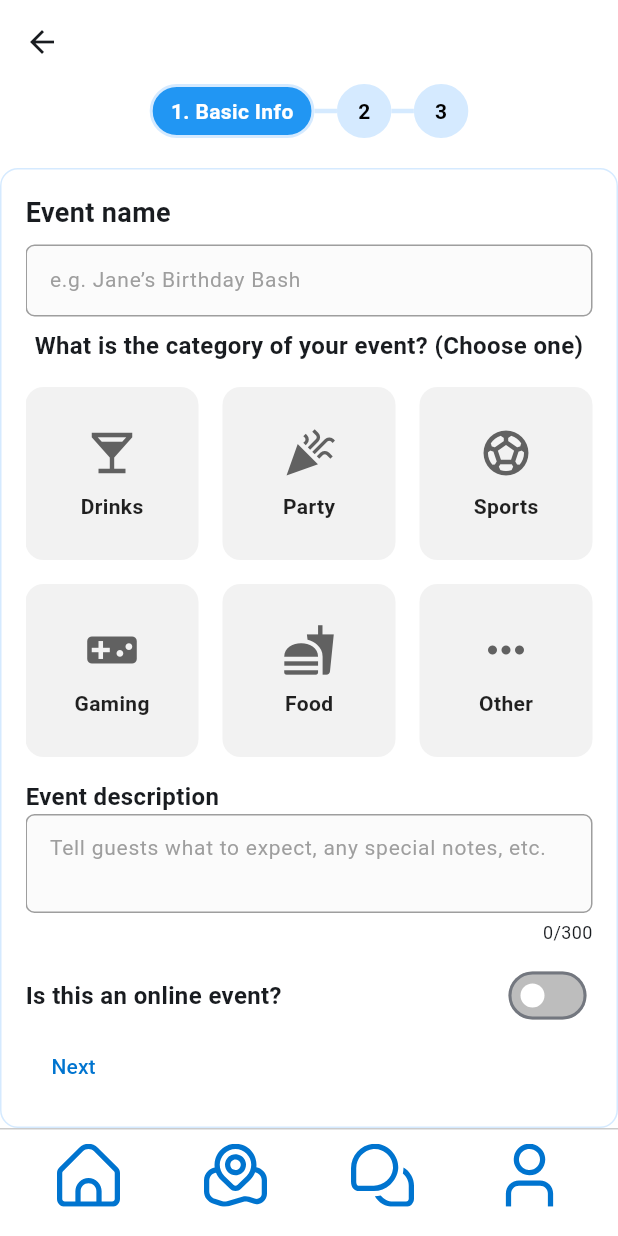
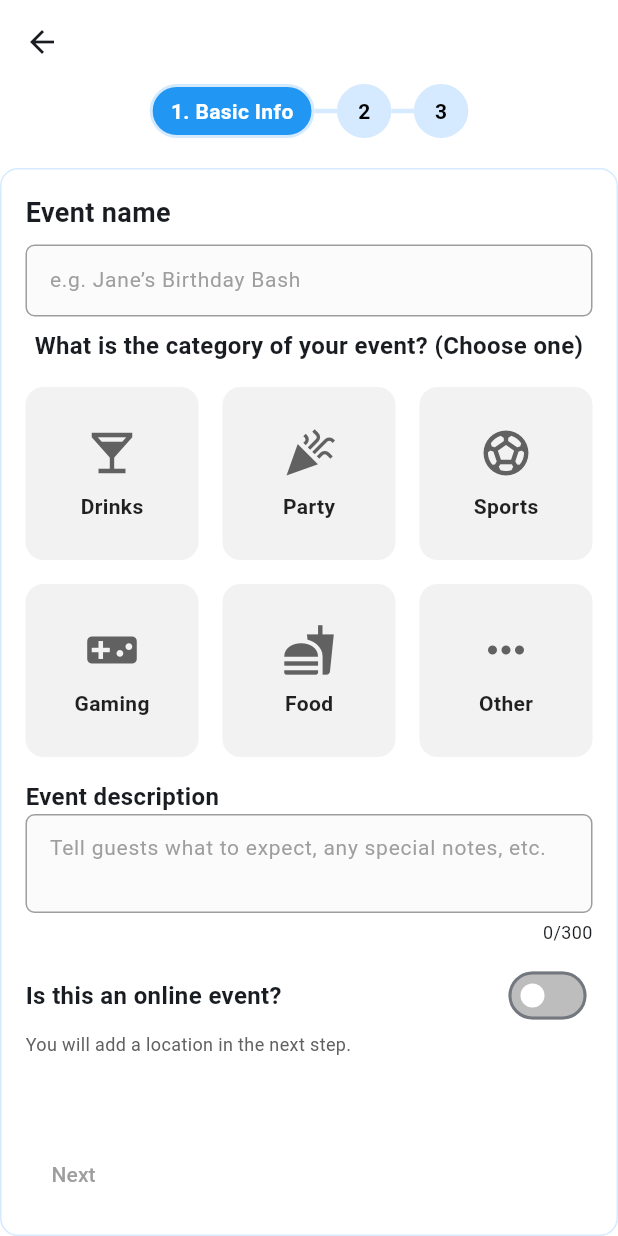
Before and after one commit to Pharrellstu/Project-Innovate, a Flutter app: the CreateEventPage screen opened directly, after a tap on "Next", on a phone screen of 412 x 824 dp. Run offline on Flutter 3.47's test engine with Material 3 defaults, Android fonts, the phone set to English and light mode, and no system bars; our stand-ins replace app_links, flutter_dotenv, flutter_map, flutter_svg, flutter_typeahead, geocoding and 4 more; accounts and stored records are empty; Roboto replaces fonts that are missing (Poppins).

Commit message:
Added grey out effect on next button

```diff
--- a/Campus-Link/campuslink/lib/screens/create_event_page.dart
+++ b/Campus-Link/campuslink/lib/screens/create_event_page.dart
@@ -26,7 +26,6 @@ class CreateEventPage extends StatelessWidget {
         backgroundColor: Colors.white,
       ),
       body: createEventPage(),
-      bottomNavigationBar: NavBar(),
     );
   }
 
@@ -156,6 +155,8 @@ class _createEventPageState extends State<createEventPage> {
                         if (currentStep > 0)
                           TextButton(onPressed: prevStep, child: Text('Back')),
                         // In CreateEventPage's build method:
+                        // In create_event_page.dart
+// Update the Next button in the build method:
                         TextButton(
                           onPressed: () async {
                             final isLastStep = currentStep == steps.length - 1;
@@ -169,36 +170,51 @@ class _createEventPageState extends State<createEventPage> {
                                 currentStepValid = isLocationValid;
                                 break;
                               case 2:
-                                currentStepValid = true; // Event form page is always valid
+                                currentStepValid = true;
                                 break;
                               case 3:
-                                currentStepValid = true; // Overview page is always valid
+                                currentStepValid = true;
                                 break;
                               default:
                                 currentStepValid = true;
                             }
-                            //return currentStepValid ? nextStep : null;
+
                             if (!currentStepValid) return;
 
                             if (isLastStep) {
-                              // Attempt to create the event in Supabase
-                              //final success = await EventService.createEvent(_eventData);
-                              /*if (success) {
-                                ScaffoldMessenger.of(context).showSnackBar(
-                                  SnackBar(content: Text('Event created successfully!')),
-                                );
-                                Navigator.of(context).pop();
-                              } else {
-                                ScaffoldMessenger.of(context).showSnackBar(
-                                  SnackBar(content: Text('Failed to create event.')),
-                                );
-                              }*/
-
                               await _createEventAndInvitations();
                             } else {
                               nextStep();
                             }
                           },
+                          style: ButtonStyle(
+                            foregroundColor: MaterialStateProperty.resolveWith<Color>(
+                                  (Set<MaterialState> states) {
+                                bool currentStepValid;
+                                switch (currentStep) {
+                                  case 0:
+                                    currentStepValid = isBasicInfoValid;
+                                    break;
+                                  case 1:
+                                    currentStepValid = isLocationValid;
+                                    break;
+                                  case 2:
+                                    currentStepValid = true;
+                                    break;
+                                  case 3:
+                                    currentStepValid = true;
+                                    break;
+                                  default:
+                                    currentStepValid = true;
+                                }
+
+                                if (!currentStepValid) {
+                                  return Colors.grey;
+                                }
+                                return Theme.of(context).primaryColor;
+                              },
+                            ),
+                          ),
                           child: Text(
                               currentStep == steps.length - 1 ? 'Finish' : 'Next'
                           ),
```
